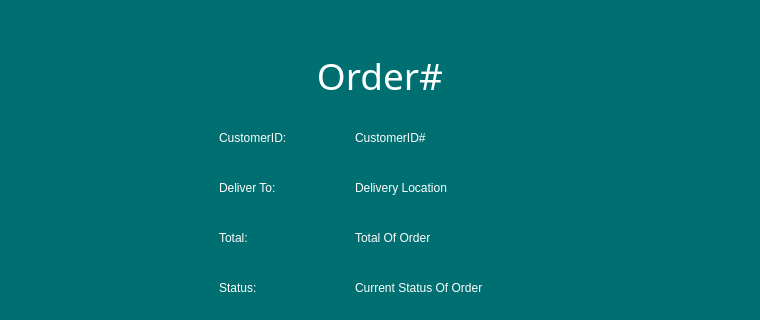
The window that Frontend/OrderDetail.ui (YY0NII/DeskFood) describes before a commit, drawn with Qt 5; both pictures show x 220 to 980 and y 0 to 320 of the 1200 by 773 pixel window.
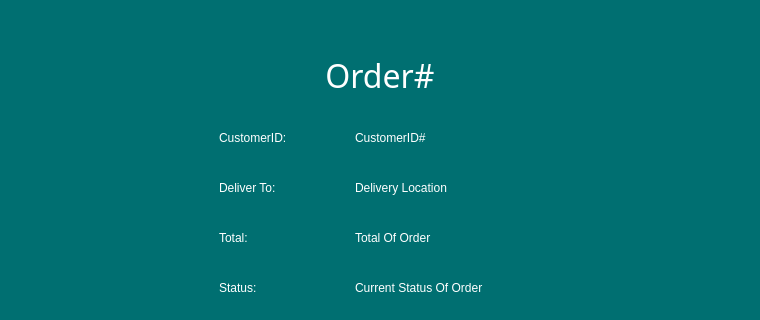
The same window after the commit.

The edit to the form file:
```diff
--- a/Frontend/OrderDetail.ui
+++ b/Frontend/OrderDetail.ui
@@ -42,9 +42,9 @@
    <widget class="QLabel" name="orderIDLabel">
     <property name="geometry">
      <rect>
-      <x>450</x>
+      <x>300</x>
       <y>50</y>
-      <width>300</width>
+      <width>600</width>
       <height>50</height>
      </rect>
     </property>
@@ -57,7 +57,7 @@
     <property name="font">
      <font>
       <family>Arial Black</family>
-      <pointsize>28</pointsize>
+      <pointsize>24</pointsize>
       <weight>10</weight>
       <italic>false</italic>
       <bold>false</bold>
```
Left out of the diff: 2 changed lines with no effect on the pictures.
